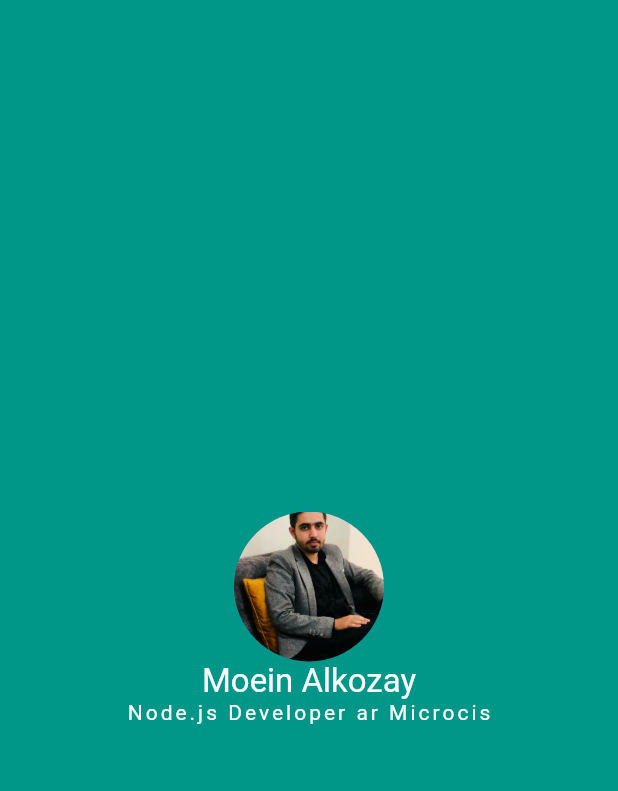
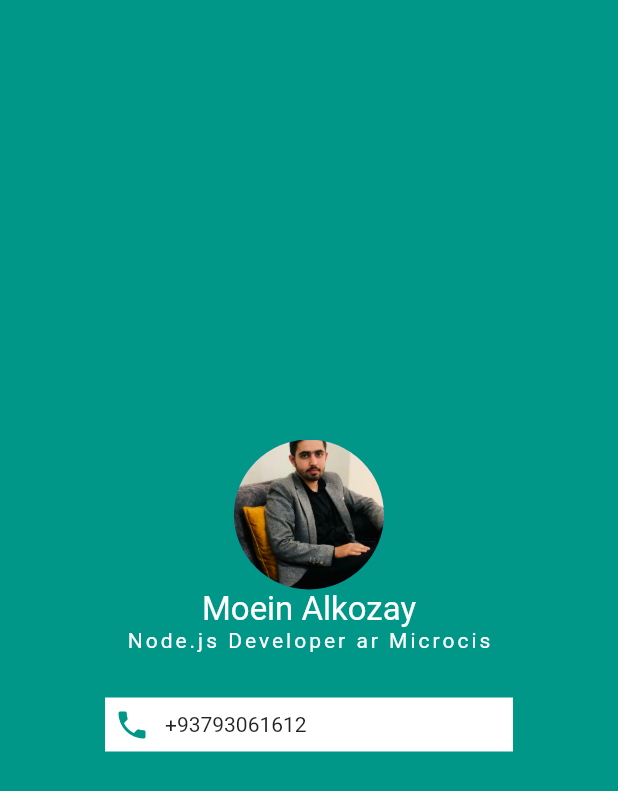
Before and after one commit to HeratUni-CS/my-portfolio-alkozayMoein, a Flutter app: the screen it shows after launch, on a phone screen of 412 x 824 dp. Shown: the top 791 px of the screen. Run offline on Flutter 3.47's test engine with Material 2 defaults, Android fonts, the phone set to English and light mode, and no system bars; Roboto replaces fonts that are missing (pacifico).

Commit message:
Add the phone number container

```diff
--- a/lib/main.dart
+++ b/lib/main.dart
@@ -38,6 +38,24 @@ class Card extends StatelessWidget {
                       fontFamily: 'pacifico',
                       letterSpacing: 2),
                 ),
+                Container(
+                  color: Colors.white,
+                  padding: const EdgeInsets.all(6),
+                  margin:
+                  const EdgeInsets.symmetric(vertical: 30, horizontal: 70),
+                  child: Row(
+                    children: const [
+                      Icon(
+                        Icons.phone,
+                        color: Colors.teal,
+                      ),
+                      SizedBox(
+                        width: 10,
+                      ),
+                      Text('+93793061612')
+                    ],
+                  ),
+                ),
               ],
             ),
           ),
```
